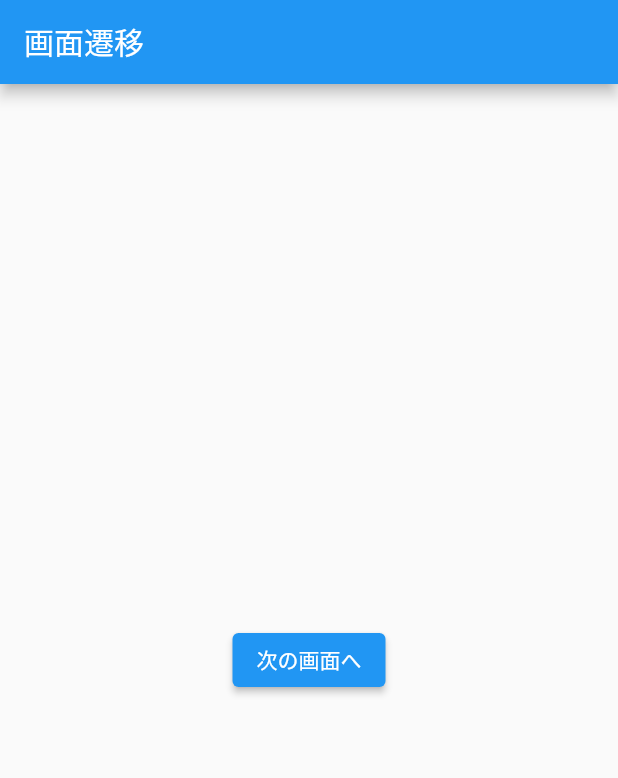
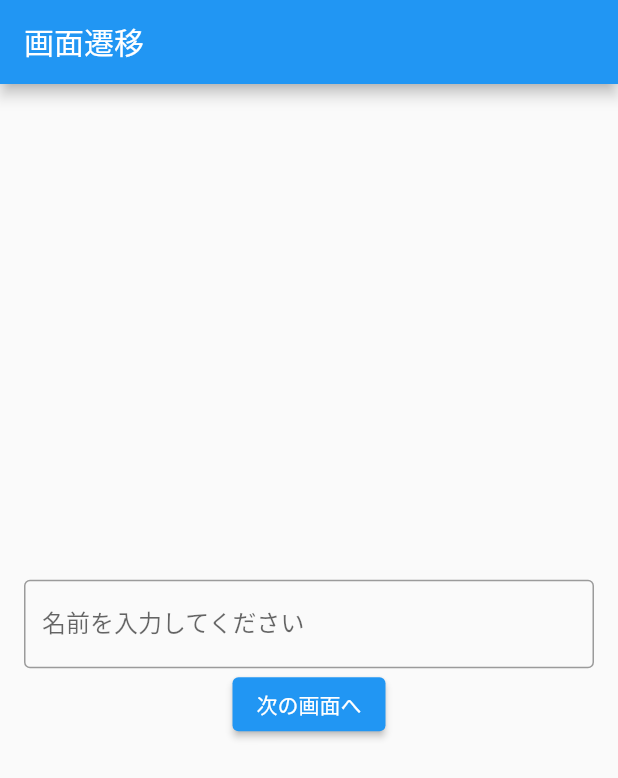
Before and after one commit to sisosyunya/restudy_flutter, a Flutter app: the screen it shows after launch, on a phone screen of 412 x 824 dp. Shown: the top 778 px of the screen. Run offline on Flutter 3.47's test engine with Material 2 defaults, Android fonts, the phone set to English and light mode, and no system bars.

Commit message:
入力した値の受け渡し

```diff
--- a/lib/first_page.dart
+++ b/lib/first_page.dart
@@ -4,20 +4,37 @@ import 'package:flutter/material.dart';
 import 'second_page.dart';
 
 class FirstPage extends StatelessWidget {
+  String nameText='';
   @override
   Widget build(BuildContext context) {
     return Scaffold(
       appBar: AppBar(
         title:const Text('画面遷移'),
       ),
-      body:Center(
+      body:Padding(
+        padding: const EdgeInsets.all(16),
+        child: Column(
+          mainAxisAlignment: MainAxisAlignment.center,
+          children: [
+            TextField(
+              onChanged: (text){
+                nameText=text;
+              },
+              // obscureText: true,で入力した文字を隠せる
+              // obscureText: true,
+              decoration: InputDecoration(
+                border: OutlineInputBorder(),
+                labelText: '名前を入力してください',
+              ),
+            ),
+            Center(
               child:ElevatedButton(
                 onPressed: (){
                   //ボタン押したときに呼ばれるコードを書く
                   // MaterialPageRouteは画面遷移を行うためのクラス
                   Navigator.push(
                     context,
-              MaterialPageRoute(builder: (context) => SecondPage('aaa'),
+                    MaterialPageRoute(builder: (context) => SecondPage(nameText),
                     // fullscreenDialog: trueで画面遷移時に下から出てくる
                     fullscreenDialog: true,
                     ),
@@ -26,6 +43,9 @@ class FirstPage extends StatelessWidget {
                 child:const Text('次の画面へ'),
               ),
             ),
+          ],
+        ),
+      ),
     );
   }
 }
```
Lines whose indentation alone changed are shown as unchanged.
